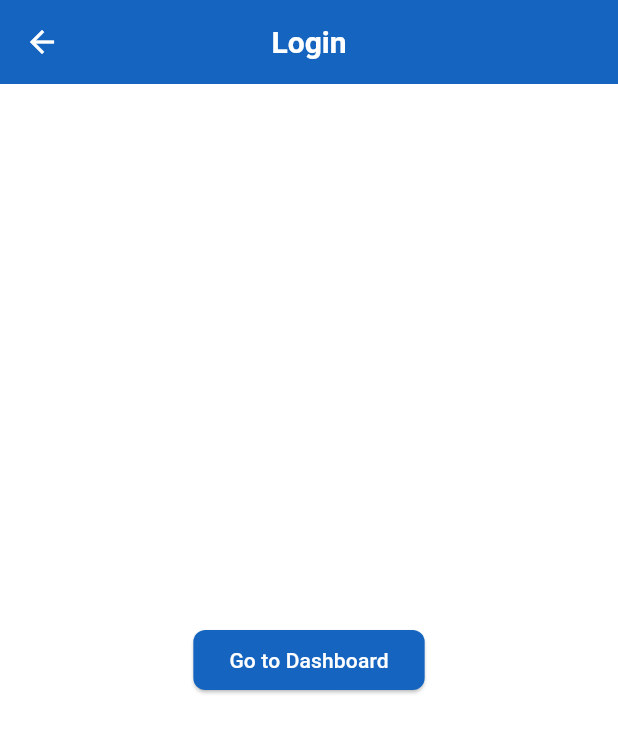
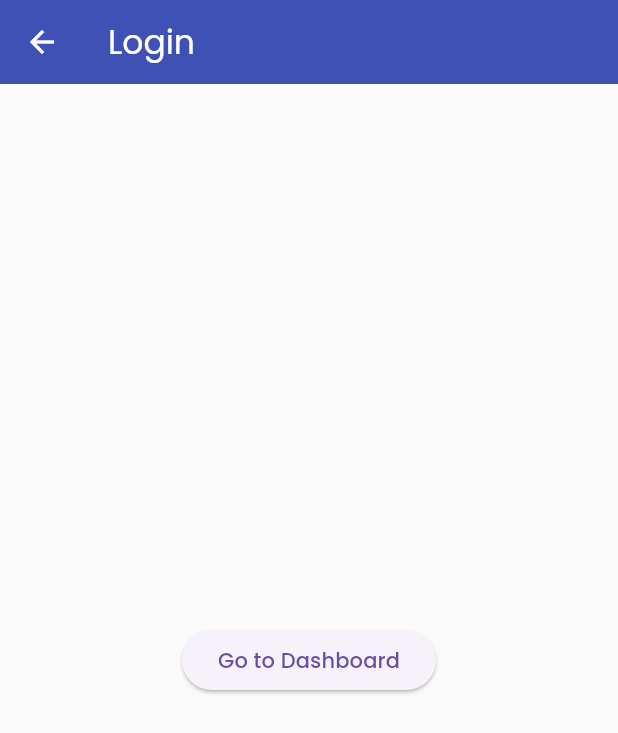
Before and after one commit to kareem358/pharmatrack, a Flutter app: the screen it shows after launch, on a phone screen of 412 x 824 dp. Shown: the top 733 px of the screen. Run offline on Flutter 3.47's test engine with Material 3 defaults, Android fonts, the phone set to English and light mode, and no system bars; our stand-ins replace google_fonts.

Commit message:
Update app_theme.dart

```diff
--- a/lib/core/config/app_theme.dart
+++ b/lib/core/config/app_theme.dart
@@ -1,3 +1,22 @@
+import 'package:flutter/material.dart';
+import 'package:google_fonts/google_fonts.dart';
+
+class AppTheme {
+  static final lightTheme = ThemeData(
+    primarySwatch: Colors.indigo,
+    scaffoldBackgroundColor: Colors.grey[50],
+    appBarTheme: const AppBarTheme(
+      backgroundColor: Colors.indigo,
+      foregroundColor: Colors.white,
+      elevation: 0,
+    ),
+    textTheme: GoogleFonts.poppinsTextTheme(), // 👈 Add Google Font globally
+  );
+}
+
+
+
+/*
 import 'package:flutter/material.dart';
 import '../constants/app_colors.dar.dart';
 
@@ -25,3 +44,4 @@ class AppTheme {
     ),
   );
 }
+*/
```
